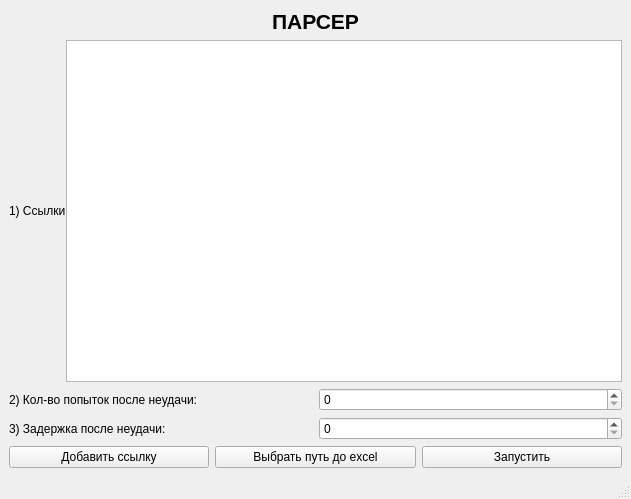
The window that static/interface/main.ui (VasiliyNichnikov/Parser-Shop-Metro) describes before a commit, drawn with Qt 5.
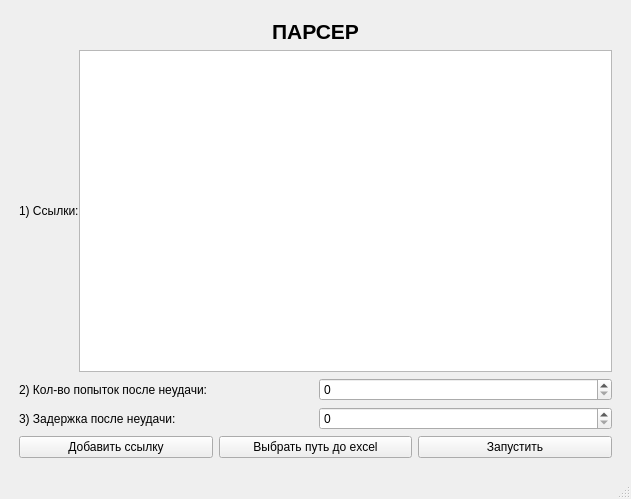
The same window after the commit.

Commit message: добавлен пользовательский интерфейс и внедрен в программу

```diff
--- a/static/interface/main.ui
+++ b/static/interface/main.ui
@@ -17,6 +17,18 @@
    <layout class="QGridLayout" name="gridLayout_2">
     <item row="1" column="0">
      <layout class="QGridLayout" name="gridLayout">
+      <property name="leftMargin">
+       <number>10</number>
+      </property>
+      <property name="topMargin">
+       <number>10</number>
+      </property>
+      <property name="rightMargin">
+       <number>10</number>
+      </property>
+      <property name="bottomMargin">
+       <number>10</number>
+      </property>
       <item row="2" column="0">
        <layout class="QHBoxLayout" name="horizontalLayout">
         <property name="spacing">
@@ -43,12 +55,19 @@
            </size>
           </property>
           <property name="text">
-           <string>1) Ссылки</string>
+           <string>1) Ссылки:</string>
           </property>
          </widget>
         </item>
         <item>
-         <widget class="QListWidget" name="list_urls"/>
+         <widget class="QListWidget" name="list_urls">
+          <property name="maximumSize">
+           <size>
+            <width>16777215</width>
+            <height>16777215</height>
+           </size>
+          </property>
+         </widget>
         </item>
        </layout>
       </item>
```
The commit also changes 3 other files.
